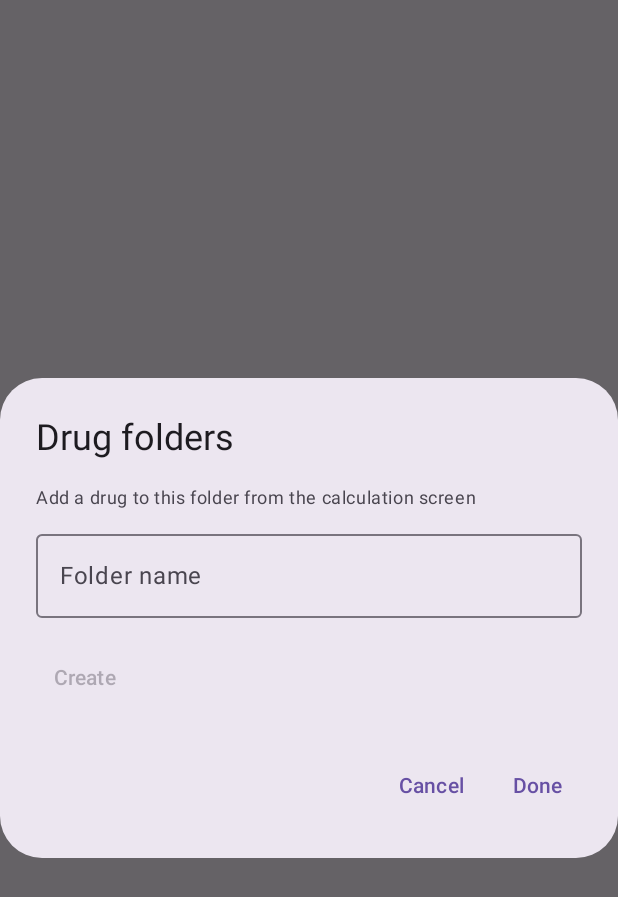
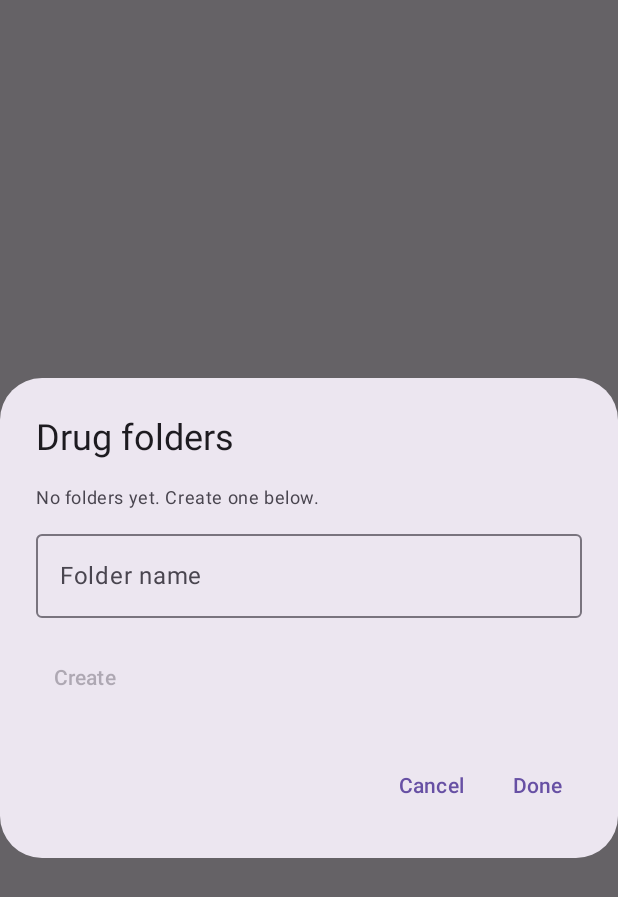
Before and after one commit to drwho174/infusionCalc, an Android app built with Jetpack Compose: the composable FolderPickerDialog called with empty values, on a phone screen of 412 x 824 dp. Shown: the top 897 px of the screen. Run offline under Robolectric (Android 15) with nearby library versions, the phone set to English and light mode, and no system bars; 8 statements that could not run were skipped.

Commit message:
fix: dedicated hint when folder list is empty

```diff
--- a/app/src/main/java/com/drwho174/infusioncalc/ui/screens/CalculatorScreen.kt
+++ b/app/src/main/java/com/drwho174/infusioncalc/ui/screens/CalculatorScreen.kt
@@ -322,7 +322,7 @@ private fun FolderPickerDialog(
             Column {
                 if (folders.isEmpty()) {
                     Text(
-                        stringResource(R.string.folder_empty_body),
+                        stringResource(R.string.folders_empty_hint),
                         style = MaterialTheme.typography.bodySmall,
                     )
                 }
--- a/app/src/main/res/values/strings.xml
+++ b/app/src/main/res/values/strings.xml
@@ -51,6 +51,7 @@
     <string name="folder_empty_title">No drugs in this folder yet</string>
     <string name="folder_empty_body">Add a drug to this folder from the calculation screen</string>
     <string name="folders_dialog_title">Drug folders</string>
+    <string name="folders_empty_hint">No folders yet. Create one below.</string>
     <string name="folders">Folders</string>
 
     <!-- calculator -->
```
Also changed, not shown: 13 other files.
